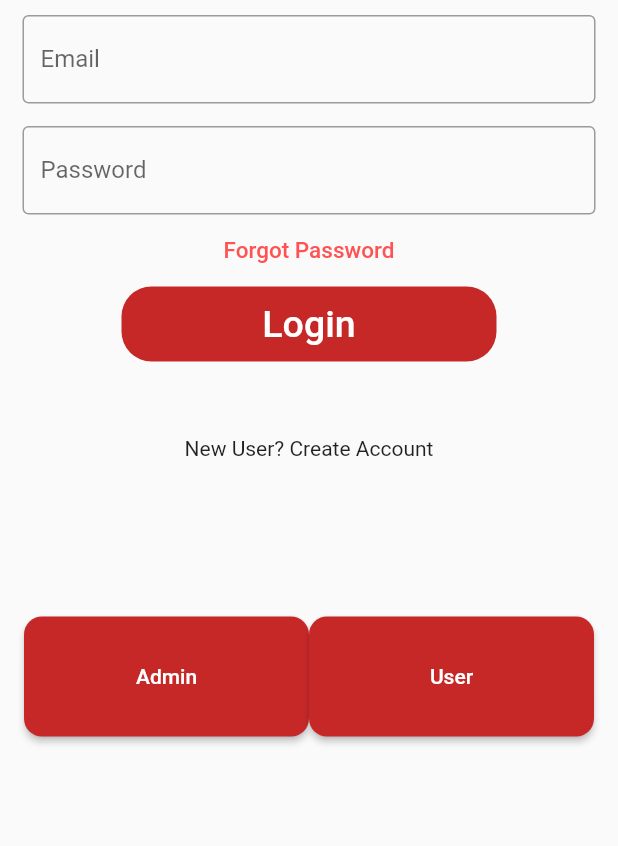
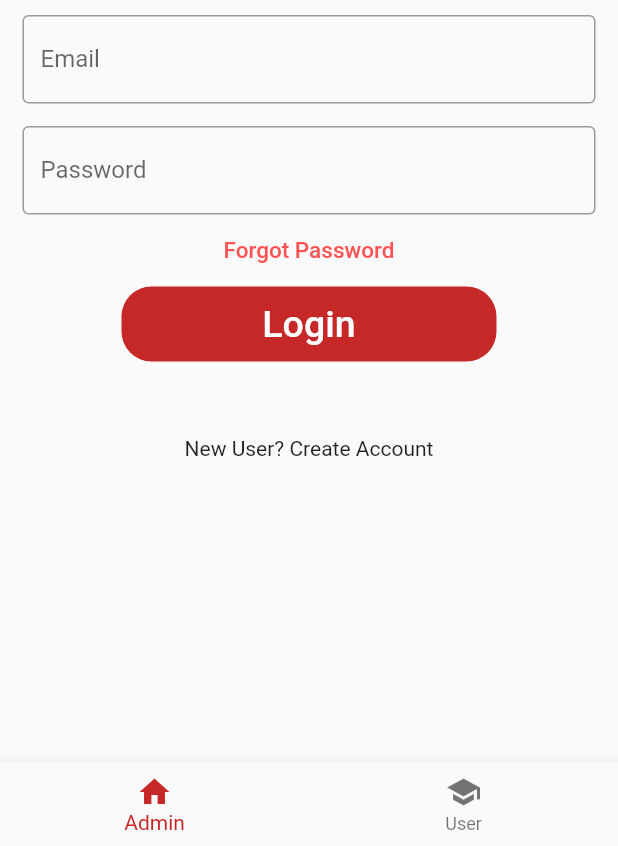
Before and after one commit to samoTh137/IntroMobileProject, a Flutter app: the screen it shows after launch, on a phone screen of 412 x 824 dp, the part 390-1236 px from its top. Run offline on Flutter 3.47's test engine with Material 2 defaults, Android fonts, the phone set to English and light mode, and no system bars.

Commit message:
Bottom naviagation tab added

```diff
--- /dev/null
+++ b/geo_exam/lib/Admin/AdminLogin.dart
@@ -0,0 +1,127 @@
+import 'package:flutter/material.dart';
+import 'package:geo_exam/AdminPage.dart';
+
+class AdminLoginTab extends StatefulWidget {
+  const AdminLoginTab({Key? key}) : super(key: key);
+
+  @override
+  State<AdminLoginTab> createState() => _AdminLoginTabState();
+}
+
+class _AdminLoginTabState extends State<AdminLoginTab> {
+  @override
+  Widget build(BuildContext context) {
+    return Scaffold(
+      backgroundColor: Colors.grey[650],
+      body: SingleChildScrollView(
+        child: Column(
+          children: <Widget>[
+            Padding(
+              padding: const EdgeInsets.only(top: 60.0, bottom: 10.0),
+              child: Center(
+                child: SizedBox(
+                    width: 400,
+                    height: 200,
+                    child: Image.asset('asset/images/ApLogoColor.png')),
+              ),
+            ),
+            const Padding(
+              //padding: const EdgeInsets.only(left:15.0,right: 15.0,top:0,bottom: 0),
+              padding: EdgeInsets.symmetric(horizontal: 15),
+              child: TextField(
+                decoration: InputDecoration(
+                    border: OutlineInputBorder(),
+                    labelText: 'Email',
+                    hintText: 'Enter valid email id as abc@gmail.com'),
+              ),
+            ),
+            const Padding(
+              padding: EdgeInsets.only(
+                  left: 15.0, right: 15.0, top: 15, bottom: 0),
+              //padding: EdgeInsets.symmetric(horizontal: 15),
+              child: TextField(
+
+                obscureText: true,
+                decoration: InputDecoration(
+                    border: OutlineInputBorder(),
+                    labelText: 'Password',
+                    hintText: 'Enter secure password'),
+              ),
+            ),
+            TextButton(
+              onPressed: (){
+                //TODO FORGOT PASSWORD SCREEN GOES HERE
+                //print('Forgot password button pressed');
+              },
+              child: const Text(
+                'Forgot Password',
+                style: TextStyle(color: Colors.redAccent, fontSize: 15),
+              ),
+            ),
+            Container(
+              height: 50,
+              width: 250,
+              decoration: BoxDecoration(
+                  color: Colors.red[800], borderRadius: BorderRadius.circular(20)),
+              child: TextButton(
+                onPressed: () { //TODO MAKE ACTUAL LOGIN SYSTEM (FIREBASE)
+                  //!!!USING LOGIN BUTTON TO ACCESS ADMINPAGE ==> REMOVE THIS LATER!!!
+                  Navigator.push(
+                      context,
+                      MaterialPageRoute(
+                          builder: (_) => AdminPage()));
+                },
+                child: const Text(
+                  'Login',
+                  style: TextStyle(color: Colors.white, fontSize: 25),
+                ),
+              ),
+            ),
+            const SizedBox(
+              height: 50,
+            ),
+            const Text('New User? Create Account'),
+
+            const SizedBox(
+              height: 100,
+            ),
+            /*ListTile(
+              title: Row(
+                children: <Widget>[
+                  Expanded(
+                      child: ElevatedButton(
+                        onPressed: () {
+                          Navigator.push(
+                              context, MaterialPageRoute(builder: (_) => const AdminPage()));
+                        },
+                        child: const Text("Admin"),
+                        style: ElevatedButton.styleFrom(
+                            primary: Colors.red[800],
+                            minimumSize: const Size(0, 80),
+                            shape: RoundedRectangleBorder(
+                              borderRadius: BorderRadius.circular(12),
+                            )
+                        ),)),
+                  Expanded(
+                      child: ElevatedButton(
+                        onPressed: () {
+                          Navigator.push(
+                              context, MaterialPageRoute(builder: (_) => const UserPage()));
+                        },
+                        child: const Text("User"),
+                        style: ElevatedButton.styleFrom(
+                            primary: Colors.red[800],
+                            minimumSize: const Size(0, 80),
+                            shape: RoundedRectangleBorder(
+                              borderRadius: BorderRadius.circular(12),
+                            )
+                        ),)),
+                ],
+              ),
+            )*/
+          ],
+        ),
+      ),
+    );
+  }
+}
--- /dev/null
+++ b/geo_exam/lib/Home.dart
@@ -0,0 +1,47 @@
+import 'package:flutter/material.dart';
+import 'package:geo_exam/Admin/AdminLogin.dart';
+import 'package:geo_exam/User/UserLogin.dart';
+
+class MainHome extends StatefulWidget {
+  const MainHome({Key? key}) : super(key: key);
+
+  @override
+  State<MainHome> createState() => _MainHomeState();
+}
+
+class _MainHomeState extends State<MainHome> {
+  int currentTab = 0;
+  final screens = [
+    AdminLoginTab(),
+    UserLoginTab()
+  ];
+
+  void _onItemTapped(int index) {
+    setState(() {
+      currentTab = index;
+    });
+  }
+  @override
+  Widget build(BuildContext context) {
+    return Scaffold(
+      body: Center(
+        child: screens.elementAt(currentTab),
+      ),
+      bottomNavigationBar:BottomNavigationBar(
+        items: const <BottomNavigationBarItem>[
+          BottomNavigationBarItem(
+            icon: Icon(Icons.home),
+            label: 'Admin',
+          ),
+          BottomNavigationBarItem(
+            icon: Icon(Icons.school),
+            label: 'User',
+          ),
+        ],
+        currentIndex: currentTab,
+        selectedItemColor: Colors.red[800],
+        onTap: _onItemTapped,
+      ),
+    );
+  }
+}
--- a/geo_exam/lib/User/Exam.dart
+++ b/geo_exam/lib/User/Exam.dart
@@ -31,10 +31,11 @@ class _ExamQuestionsState extends State<ExamQuestions> {
                   ),
                 )),
           ]),
-        body: Center(
+        body: const Center(
           child: Text('Exam Questions',
-          style:TextStyle(fontSize: 30),
-        ),
+            style:TextStyle(fontSize: 30),
+            //TODO qe
+          ),
         ),
     );
   }
--- /dev/null
+++ b/geo_exam/lib/User/UserLogin.dart
@@ -0,0 +1,15 @@
+import 'package:flutter/material.dart';
+
+class UserLoginTab extends StatefulWidget {
+  const UserLoginTab({Key? key}) : super(key: key);
+
+  @override
+  State<UserLoginTab> createState() => _UserLoginTabState();
+}
+
+class _UserLoginTabState extends State<UserLoginTab> {
+  @override
+  Widget build(BuildContext context) {
+    return Container();
+  }
+}
--- a/geo_exam/lib/main.dart
+++ b/geo_exam/lib/main.dart
@@ -1,6 +1,5 @@
 import 'package:flutter/material.dart';
-import 'AdminPage.dart';
-import 'UserPage.dart';
+import 'Home.dart';
 
 void main() {
   runApp(const MyApp());
@@ -13,127 +12,7 @@ class MyApp extends StatelessWidget {
   Widget build(BuildContext context) {
     return const MaterialApp(
       debugShowCheckedModeBanner: false,
-      home: LoginDemo(),
+      home: MainHome(),
     );
   }
 }
-
-class LoginDemo extends StatefulWidget {
-  const LoginDemo({Key? key}) : super(key: key);
-
-  @override
-  _LoginDemoState createState() => _LoginDemoState();
-}
-
-class _LoginDemoState extends State<LoginDemo> {
-  @override
-  Widget build(BuildContext context) {
-    return Scaffold(
-      backgroundColor: Colors.grey[650],
-      body: SingleChildScrollView(
-        child: Column(
-          children: <Widget>[
-            Padding(
-              padding: const EdgeInsets.only(top: 60.0, bottom: 10.0),
-              child: Center(
-                child: SizedBox(
-                    width: 400,
-                    height: 200,
-                    child: Image.asset('asset/images/ApLogoColor.png')),
-              ),
-            ),
-            const Padding(
-              //padding: const EdgeInsets.only(left:15.0,right: 15.0,top:0,bottom: 0),
-              padding: EdgeInsets.symmetric(horizontal: 15),
-              child: TextField(
-                decoration: InputDecoration(
-                    border: OutlineInputBorder(),
-                    labelText: 'Email',
-                    hintText: 'Enter valid email id as abc@gmail.com'),
-              ),
-            ),
-            const Padding(
-              padding: EdgeInsets.only(
-                  left: 15.0, right: 15.0, top: 15, bottom: 0),
-              //padding: EdgeInsets.symmetric(horizontal: 15),
-              child: TextField(
-
-                obscureText: true,
-                decoration: InputDecoration(
-                    border: OutlineInputBorder(),
-                    labelText: 'Password',
-                    hintText: 'Enter secure password'),
-              ),
-            ),
-            TextButton(
-              onPressed: (){
-                //TODO FORGOT PASSWORD SCREEN GOES HERE
-                //print('Forgot password button pressed');
-              },
-              child: const Text(
-                'Forgot Password',
-                style: TextStyle(color: Colors.redAccent, fontSize: 15),
-              ),
-            ),
-            Container(
-              height: 50,
-              width: 250,
-              decoration: BoxDecoration(
-                  color: Colors.red[800], borderRadius: BorderRadius.circular(20)),
-              child: TextButton(
-                onPressed: () { //TODO MAKE ACTUAL LOGIN SYSTEM (FIREBASE)
-                },
-                child: const Text(
-                  'Login',
-                  style: TextStyle(color: Colors.white, fontSize: 25),
-                ),
-              ),
-            ),
-            const SizedBox(
-              height: 50,
-            ),
-            const Text('New User? Create Account'),
-
-            const SizedBox(
-              height: 100,
-            ),
-            ListTile(
-              title: Row(
-                children: <Widget>[
-                  Expanded(
-                      child: ElevatedButton(
-                        onPressed: () {
-                          Navigator.push(
-                          context, MaterialPageRoute(builder: (_) => const AdminPage()));
-                          },
-                        child: const Text("Admin"),
-                        style: ElevatedButton.styleFrom(
-                            primary: Colors.red[800],
-                            minimumSize: const Size(0, 80),
-                            shape: RoundedRectangleBorder(
-                              borderRadius: BorderRadius.circular(12),
-                          )
-                        ),)),
-                  Expanded(
-                      child: ElevatedButton(
-                        onPressed: () {
-                        Navigator.push(
-                        context, MaterialPageRoute(builder: (_) => const UserPage()));
-                        },
-                        child: const Text("User"),
-                        style: ElevatedButton.styleFrom(
-                          primary: Colors.red[800],
-                          minimumSize: const Size(0, 80),
-                          shape: RoundedRectangleBorder(
-                            borderRadius: BorderRadius.circular(12),
-                          )
-                        ),)),
-                ],
-              ),
-            )
-          ],
-        ),
-      ),
-    );
-  }
-}
```
